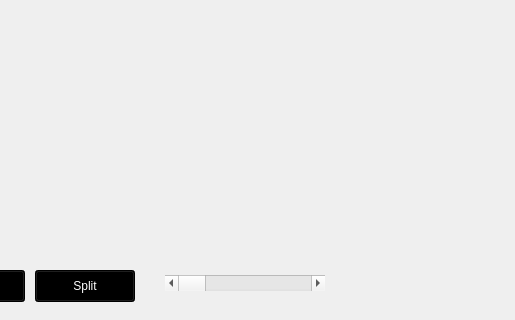
jasonpliszak/BlackJackGame_EC327, file game.ui: the form before one commit; both pictures show x 335 to 850 and y 280 to 600 of the 850 by 600 pixel window.
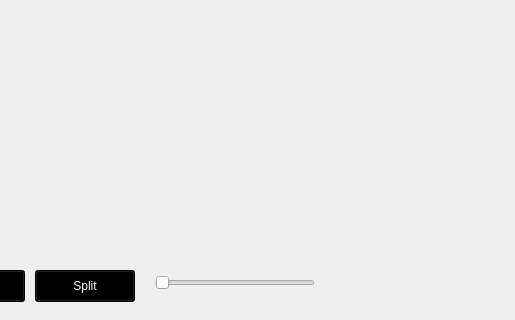
The form after the commit.

Patch:
```diff
--- a/game.ui
+++ b/game.ui
@@ -648,19 +648,6 @@
     <bool>true</bool>
    </property>
   </widget>
-  <widget class="QScrollBar" name="horizontalScrollBar">
-   <property name="geometry">
-    <rect>
-     <x>500</x>
-     <y>555</y>
-     <width>160</width>
-     <height>16</height>
-    </rect>
-   </property>
-   <property name="orientation">
-    <enum>Qt::Horizontal</enum>
-   </property>
-  </widget>
   <widget class="QLabel" name="availibleBalance">
    <property name="geometry">
     <rect>
@@ -687,6 +674,19 @@
     <string/>
    </property>
   </widget>
+  <widget class="QSlider" name="BetSlider">
+   <property name="geometry">
+    <rect>
+     <x>490</x>
+     <y>550</y>
+     <width>160</width>
+     <height>25</height>
+    </rect>
+   </property>
+   <property name="orientation">
+    <enum>Qt::Horizontal</enum>
+   </property>
+  </widget>
   <zorder>backtexture</zorder>
   <zorder>DC1</zorder>
   <zorder>Background</zorder>
@@ -717,15 +717,15 @@
   <zorder>PC8</zorder>
   <zorder>PC9</zorder>
   <zorder>Split</zorder>
+  <zorder>availibleBalance</zorder>
+  <zorder>SplitScore</zorder>
   <zorder>SC1</zorder>
   <zorder>SC2</zorder>
   <zorder>SC3</zorder>
   <zorder>SC4</zorder>
   <zorder>SC5</zorder>
   <zorder>SC6</zorder>
-  <zorder>horizontalScrollBar</zorder>
-  <zorder>availibleBalance</zorder>
-  <zorder>SplitScore</zorder>
+  <zorder>BetSlider</zorder>
  </widget>
  <resources/>
  <connections/>
```
